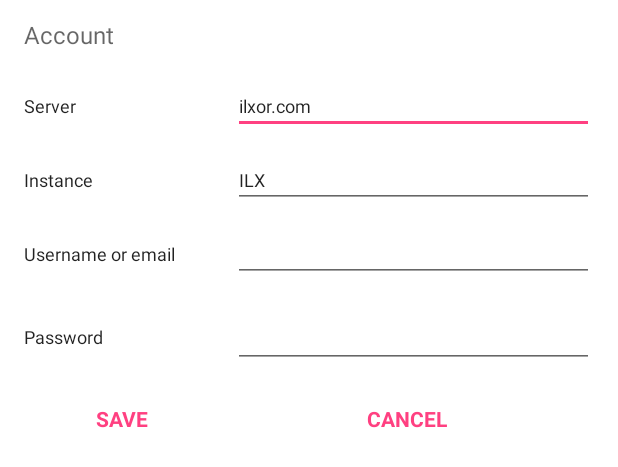
After one commit to bsdf/flagging, an Android app: the layout fragment_addedit_account.xml on its own in the app's theme, with its tools: preview values and no code run, on a phone screen of 412 x 824 dp. The commit adds this screen. Shown: the top 467 px of the screen. Run offline under Robolectric (Android 15) with nearby library versions, the phone set to English and light mode, and no system bars.

Commit message:
make UserAppSettings a little more standalone + unaware of ILXRequestor
also beginnings of accounts UI

```diff
--- a/app/src/main/java/com/theporouscity/flagging/ViewBoardsFragment.java
+++ b/app/src/main/java/com/theporouscity/flagging/ViewBoardsFragment.java
@@ -237,7 +237,7 @@ public class ViewBoardsFragment extends Fragment {
             boolean newEnabled = mBoard.isEnabled() ? false : true;
 
             mBoard.setEnabled(newEnabled);
-            mILXRequestor.persistBoardEnabledState(mBoard);
+            mILXRequestor.persistBoardEnabledState(mBoard, getContext());
 
         }
     }
--- /dev/null
+++ b/app/src/main/res/layout/fragment_addedit_account.xml
@@ -0,0 +1,157 @@
+<?xml version="1.0" encoding="utf-8"?>
+<LinearLayout xmlns:android="http://schemas.android.com/apk/res/android"
+              android:orientation="vertical"
+              android:paddingLeft="16dp"
+              android:paddingRight="16dp"
+              android:background="@color/background"
+              android:layout_width="match_parent"
+              android:layout_height="match_parent">
+
+
+    <TextView
+        android:layout_width="match_parent"
+        android:layout_height="wrap_content"
+        android:layout_marginTop="12dp"
+        android:layout_marginBottom="12dp"
+        android:textAppearance="@android:style/TextAppearance.Material.Medium"
+        android:textSize="16sp"
+        android:text="Account"
+        android:id="@+id/fragment_addedit_account_title_textview"
+        />
+
+    <GridLayout
+        android:layout_width="match_parent"
+        android:layout_height="match_parent"
+        android:rowCount="5"
+        android:columnCount="4">
+
+        <TextView
+            android:layout_column="0"
+            android:layout_row="0"
+            android:layout_marginTop="6dp"
+            android:layout_marginBottom="6dp"
+            android:layout_marginRight="12dp"
+            android:layout_columnSpan="2"
+            android:layout_columnWeight="2"
+            android:textAppearance="@android:style/TextAppearance.Material.Body1"
+            android:textSize="12sp"
+            android:text="Server"
+            android:id="@+id/fragment_addedit_account_server_textview"
+            />
+
+        <EditText
+            android:layout_row="0"
+            android:layout_column="2"
+            android:layout_columnSpan="2"
+            android:layout_columnWeight="2"
+            android:layout_marginTop="6dp"
+            android:layout_marginBottom="6dp"
+            android:textAppearance="@android:style/TextAppearance.Material.Body1"
+            android:textSize="12sp"
+            android:text="ilxor.com"
+            android:id="@+id/fragment_addedit_account_server_edittext"
+            />
+
+        <TextView
+            android:layout_row="1"
+            android:layout_column="0"
+            android:layout_marginTop="6dp"
+            android:layout_marginBottom="6dp"
+            android:layout_marginRight="12dp"
+            android:layout_columnSpan="2"
+            android:layout_columnWeight="2"
+            android:textAppearance="@android:style/TextAppearance.Material.Body1"
+            android:textSize="12sp"
+            android:text="Instance"
+            android:id="@+id/fragment_addedit_account_instance_textview"
+            />
+
+        <EditText
+            android:layout_row="1"
+            android:layout_column="2"
+            android:layout_columnSpan="2"
+            android:layout_columnWeight="2"
+            android:layout_marginTop="6dp"
+            android:layout_marginBottom="6dp"
+            android:textAppearance="@android:style/TextAppearance.Material.Body1"
+            android:textSize="12sp"
+            android:text="ILX"
+            android:id="@+id/fragment_addedit_account_instance_edittext"
+            />
+
+        <TextView
+            android:layout_row="2"
+            android:layout_column="0"
+            android:layout_marginTop="6dp"
+            android:layout_marginBottom="6dp"
+            android:layout_marginRight="12dp"
+            android:layout_columnSpan="2"
+            android:layout_columnWeight="2"
+            android:textAppearance="@android:style/TextAppearance.Material.Body1"
+            android:textSize="12sp"
+            android:text="Username or email"
+            android:id="@+id/fragment_addedit_account_username_textview"
+            />
+
+        <EditText
+            android:layout_row="2"
+            android:layout_column="2"
+            android:layout_columnSpan="2"
+            android:layout_columnWeight="2"
+            android:layout_marginTop="6dp"
+            android:layout_marginBottom="6dp"
+            android:textAppearance="@android:style/TextAppearance.Material.Body1"
+            android:textSize="12sp"
+            android:id="@+id/fragment_addedit_account_username_edittext"
+            />
+
+        <TextView
+            android:layout_row="3"
+            android:layout_column="0"
+            android:layout_marginTop="6dp"
+            android:layout_marginBottom="6dp"
+            android:layout_marginRight="12dp"
+            android:layout_columnSpan="2"
+            android:layout_columnWeight="2"
+            android:textAppearance="@android:style/TextAppearance.Material.Body1"
+            android:textSize="12sp"
+            android:text="Password"
+            android:id="@+id/fragment_addedit_account_Password_textview"
+            />
+
+        <EditText
+            android:layout_row="3"
+            android:layout_column="2"
+            android:layout_columnSpan="2"
+            android:layout_columnWeight="2"
+            android:layout_marginTop="6dp"
+            android:layout_marginBottom="6dp"
+            android:inputType="textPassword"
+            android:ems="10"
+            android:id="@+id/fragment_addedit_account_password_edittext"
+            />
+
+        <TextView
+            android:layout_row="4"
+            android:layout_column="1"
+            android:layout_columnWeight="1"
+            android:layout_marginTop="18dp"
+            android:layout_gravity="center_horizontal"
+            android:text="SAVE"
+            style="@style/FlatButton"
+            android:id="@+id/fragment_addedit_account_save_textview"/>
+
+        <TextView
+            android:layout_row="4"
+            android:layout_column="3"
+            android:layout_columnWeight="1"
+            android:layout_marginTop="18dp"
+            android:layout_gravity="center_horizontal"
+            android:text="CANCEL"
+            style="@style/FlatButton"
+            android:id="@+id/fragment_addedit_account_cancel_textview"/>
+
+    </GridLayout>
+
+
+</LinearLayout>
```
Also changed, not shown: app/src/main/java/com/theporouscity/flagging/ActivityMainTabs.java (+9 -4 lines), app/src/main/java/com/theporouscity/flagging/ILXRequestor.java (+68 -94 lines), app/src/main/java/com/theporouscity/flagging/UserAppSettings.java (+101 -5 lines), app/src/main/java/com/theporouscity/flagging/di/ILXModule.java (+1 -20 lines), app/src/main/java/com/theporouscity/flagging/ilx/ILXAccount.java (added, +68 -0 lines).
